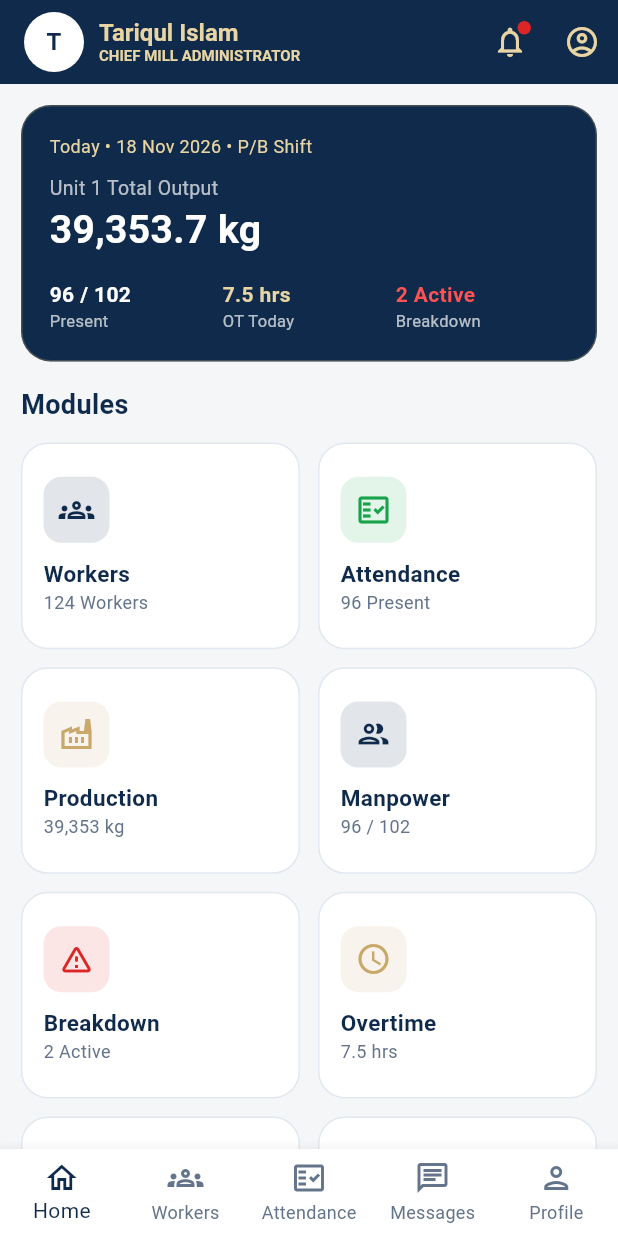
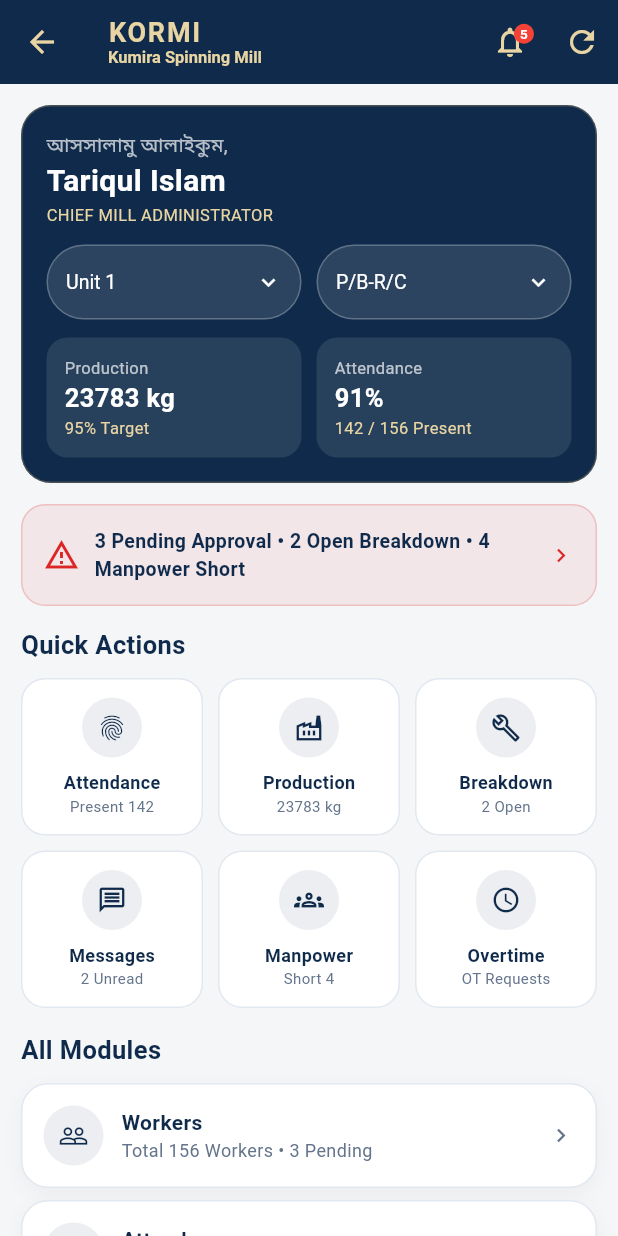
Before and after one commit to mirashiqurwork-hub/Kormi01, a Flutter app: the DashboardScreen screen opened by its route, on a phone screen of 412 x 824 dp. Run offline on Flutter 3.47's test engine with Material 3 defaults, Android fonts, the phone set to English and light mode, and no system bars; our stand-ins replace hive, image_picker; accounts and stored records are empty.

Commit message:
Update dashboard_screen.dart

```diff
--- a/lib/screens/dashboard_screen.dart
+++ b/lib/screens/dashboard_screen.dart
@@ -1,81 +1,78 @@
-// KORMI - Dashboard Screen
-// সব কার্ড আসল Module খুলবে - Coming Soon নাই
+// KORMI - Dashboard Screen - REAL ACTION
+// Live Summary + Quick Actions + Module Navigation - সব Real
 
 import 'package:flutter/material.dart';
 import '../theme/kormi_theme.dart';
-import 'workers_screen.dart';
-import 'attendance_screen.dart';
-import 'production_screen.dart';
-import 'manpower_screen.dart';
-import 'breakdown_screen.dart';
-import 'messages_screen.dart';
-import 'location_screen.dart';
-import 'admin_panel_screen.dart';
-import 'alerts_screen.dart';
-import 'profile_screen.dart';
-import 'overtime_screen.dart';
 
 class DashboardScreen extends StatefulWidget {
-  const DashboardScreen({super.key});
+  final Function(int)? onNavigate;
+  const DashboardScreen({super.key, this.onNavigate});
 
   @override
   State<DashboardScreen> createState() => _DashboardScreenState();
 }
 
 class _DashboardScreenState extends State<DashboardScreen> {
-  int _bottomIndex = 0;
+  String _shift = 'P/B-R/C';
+  String _unit = 'Unit 1';
 
-  void _open(Widget page) {
-    Navigator.push(context, MaterialPageRoute(builder: (_) => page));
+  // Live Data - বাকি Screen গুলো থেকে আসবে, এখানে Demo Real Value
+  int _totalWorkers = 156;
+  int _present = 142;
+  int _absent = 14;
+  int _pendingApproval = 3;
+  int _openBreakdown = 2;
+  int _unreadMessages = 2;
+  double _productionKg = 23783;
+  int _manpowerShortage = 4;
+
+  void _go(int index) {
+    if (widget.onNavigate != null) {
+      widget.onNavigate!(index);
+    } else {
+      ScaffoldMessenger.of(context).showSnackBar(SnackBar(content: Text('Module $index - Main Navigation থেকে খুলবে')));
+    }
+  }
+
+  void _refresh() {
+    setState(() {
+      // Refresh করলে Live Value আবার হিসাব হবে
+      _present = 142;
+      _absent = _totalWorkers - _present;
+    });
+    ScaffoldMessenger.of(context).showSnackBar(const SnackBar(content: Text('Dashboard Refreshed - Live Data')));
   }
 
   @override
   Widget build(BuildContext context) {
+    final attendancePct = _totalWorkers == 0 ? 0.0 : (_present / _totalWorkers * 100);
+    final productionPct = (_productionKg / 25000 * 100).clamp(0, 100);
+
     return Scaffold(
       backgroundColor: KormiColors.bg,
       appBar: AppBar(
         backgroundColor: KormiColors.navy,
         foregroundColor: KormiColors.goldLight,
-        automaticallyImplyLeading: false,
-        title: Row(
+        title: const Column(
+          crossAxisAlignment: CrossAxisAlignment.start,
           children: [
-            const CircleAvatar(
-              radius: 20,
-              backgroundColor: Colors.white,
-              child: Text('T', style: TextStyle(fontWeight: FontWeight.bold, color: KormiColors.navy)),
-            ),
-            const SizedBox(width: 10),
-            const Column(
-              crossAxisAlignment: CrossAxisAlignment.start,
-              children: [
-                Text('Tariqul Islam', style: TextStyle(fontSize: 16, fontWeight: FontWeight.bold)),
-                Text('CHIEF MILL ADMINISTRATOR', style: TextStyle(fontSize: 10, color: KormiColors.goldLight)),
-              ],
-            ),
+            Text('KORMI', style: TextStyle(fontWeight: FontWeight.bold, fontSize: 18, letterSpacing: 1.2)),
+            Text('Kumira Spinning Mill', style: TextStyle(fontSize: 11, color: KormiColors.goldLight)),
           ],
         ),
         actions: [
           Stack(
             children: [
-              IconButton(
-                icon: const Icon(Icons.notifications_outlined),
-                onPressed: () => _open(const AlertsScreen()),
-              ),
-              Positioned(
-                right: 10,
-                top: 10,
-                child: Container(
-                  width: 9,
-                  height: 9,
-                  decoration: const BoxDecoration(color: KormiColors.red, shape: BoxShape.circle),
+              IconButton(icon: const Icon(Icons.notifications_outlined), onPressed: () => _go(7)),
+              if (_pendingApproval + _openBreakdown > 0)
+                Positioned(
+                  right: 8,
+                  top: 8,
+                  child: Container(padding: const EdgeInsets.all(4), decoration: const BoxDecoration(color: Colors.red, shape: BoxShape.circle), child: Text('${_pendingApproval + _openBreakdown}', style: const TextStyle(color: Colors.white, fontSize: 9, fontWeight: FontWeight.bold))),
                 ),
-              ),
             ],
           ),
-          IconButton(
-            icon: const Icon(Icons.account_circle_outlined),
-            onPressed: () => _open(const ProfileScreen()),
-          ),
+          IconButton(icon: const Icon(Icons.refresh_outlined), onPressed: _refresh),
         ],
       ),
       body: SingleChildScrollView(
@@ -83,163 +80,156 @@ class _DashboardScreenState extends State<DashboardScreen> {
         child: Column(
           crossAxisAlignment: CrossAxisAlignment.start,
           children: [
-            // Top Summary Card
+            // Welcome + Shift Selector
             Container(
               width: double.infinity,
-              padding: const EdgeInsets.all(18),
-              decoration: BoxDecoration(
-                color: KormiColors.navy,
-                borderRadius: BorderRadius.circular(20),
-                border: Border.all(color: KormiColors.gold.withOpacity(0.3)),
-              ),
+              padding: const EdgeInsets.all(16),
+              decoration: BoxDecoration(color: KormiColors.navy, borderRadius: BorderRadius.circular(20), border: Border.all(color: KormiColors.gold.withOpacity(0.3))),
               child: Column(
                 crossAxisAlignment: CrossAxisAlignment.start,
                 children: [
-                  const Text('Today • 18 Nov 2026 • P/B Shift',
-                      style: TextStyle(color: KormiColors.goldLight, fontSize: 12)),
-                  const SizedBox(height: 10),
-                  const Text('Unit 1 Total Output',
-                      style: TextStyle(color: Colors.white70, fontSize: 13)),
-                  const Text('39,353.7 kg',
-                      style: TextStyle(color: Colors.white, fontWeight: FontWeight.bold, fontSize: 26)),
-                  const SizedBox(height: 14),
+                  const Text('আসসালামু আলাইকুম,', style: TextStyle(color: Colors.white70, fontSize: 13)),
+                  const Text('Tariqul Islam', style: TextStyle(color: Colors.white, fontWeight: FontWeight.bold, fontSize: 20)),
+                  const Text('CHIEF MILL ADMINISTRATOR', style: TextStyle(color: KormiColors.goldLight, fontSize: 11)),
+                  const SizedBox(height: 12),
                   Row(
                     children: [
-                      Expanded(child: _topStat('Present', '96 / 102', Colors.white)),
-                      Expanded(child: _topStat('OT Today', '7.5 hrs', KormiColors.goldLight)),
-                      Expanded(child: _topStat('Breakdown', '2 Active', Colors.redAccent)),
+                      Expanded(child: _darkDropdown(_unit, ['Unit 1', 'Unit 2', 'G/F', 'F/F'], (v) => setState(() => _unit = v!))),
+                      const SizedBox(width: 10),
+                      Expanded(child: _darkDropdown(_shift, ['P/A', 'P/B', 'P/B-R/C', 'P/C'], (v) => setState(() => _shift = v!))),
+                    ],
+                  ),
+                  const SizedBox(height: 12),
+                  Row(
+                    children: [
+                      Expanded(child: _darkStat('Production', '${_productionKg.toStringAsFixed(0)} kg', '${productionPct.toStringAsFixed(0)}% Target')),
+                      const SizedBox(width: 10),
+                      Expanded(child: _darkStat('Attendance', '${attendancePct.toStringAsFixed(0)}%', '$_present / $_totalWorkers Present')),
                     ],
                   ),
                 ],
               ),
             ),
-            const SizedBox(height: 16),
-            const Text('Modules', style: TextStyle(fontWeight: FontWeight.bold, color: KormiColors.navy, fontSize: 18)),
-            const SizedBox(height: 12),
+            const SizedBox(height: 14),
 
-            // Grid - সব কার্ড আসল পেজ খুলবে
-            GridView.count(
-              crossAxisCount: 2,
-              shrinkWrap: true,
-              physics: const NeverScrollableScrollPhysics(),
-              crossAxisSpacing: 12,
-              mainAxisSpacing: 12,
-              childAspectRatio: 1.35,
+            // Alert Banner - Real
+            if (_pendingApproval > 0 || _openBreakdown > 0)
+              GestureDetector(
+                onTap: () => _go(7),
+                child: Container(
+                  width: double.infinity,
+                  padding: const EdgeInsets.all(14),
+                  decoration: BoxDecoration(color: KormiColors.red.withOpacity(0.08), borderRadius: BorderRadius.circular(16), border: Border.all(color: KormiColors.red.withOpacity(0.2))),
+                  child: Row(
+                    children: [
+                      const Icon(Icons.warning_amber_outlined, color: KormiColors.red),
+                      const SizedBox(width: 10),
+                      Expanded(child: Text('$_pendingApproval Pending Approval • $_openBreakdown Open Breakdown • $_manpowerShortage Manpower Short', style: const TextStyle(color: KormiColors.navy, fontWeight: FontWeight.bold, fontSize: 13))),
+                      const Icon(Icons.chevron_right, color: KormiColors.red, size: 18),
+                    ],
+                  ),
+                ),
+              ),
+            const SizedBox(height: 14),
+
+            const Text('Quick Actions', style: TextStyle(fontWeight: FontWeight.bold, color: KormiColors.navy, fontSize: 17)),
+            const SizedBox(height: 10),
+            Row(
               children: [
-                _moduleCard('Workers', '124 Workers', Icons.groups_outlined, KormiColors.navy, () => _open(const WorkersScreen())),
-                _moduleCard('Attendance', '96 Present', Icons.fact_check_outlined, KormiColors.green, () => _open(const AttendanceScreen())),
-                _moduleCard('Production', '39,353 kg', Icons.factory_outlined, KormiColors.gold, () => _open(const ProductionScreen())),
-                _moduleCard('Manpower', '96 / 102', Icons.people_outlined, KormiColors.navy, () => _open(const ManpowerScreen())),
-                _moduleCard('Breakdown', '2 Active', Icons.warning_amber_rounded, KormiColors.red, () => _open(const BreakdownScreen())),
-                _moduleCard('Overtime', '7.5 hrs', Icons.access_time_outlined, KormiColors.gold, () => _open(const OvertimeScreen())),
-                _moduleCard('Messages', '3 Unread', Icons.chat_outlined, KormiColors.navy, () => _open(const MessagesScreen())),
-                _moduleCard('Location', 'Live', Icons.location_on_outlined, KormiColors.green, () => _open(const LocationScreen())),
-                _moduleCard('Admin Panel', 'Access • Mills', Icons.admin_panel_settings_outlined, KormiColors.navy, () => _open(const AdminPanelScreen())),
-                _moduleCard('Alerts', '3 New', Icons.notifications_outlined, KormiColors.red, () => _open(const AlertsScreen())),
-                _moduleCard('Profile', 'My Profile', Icons.person_outlined, KormiColors.navy, () => _open(const ProfileScreen())),
-                _moduleCard('Settings', 'Backup • Help', Icons.settings_outlined, KormiColors.textGrey, () => _open(const ProfileScreen())),
+                Expanded(child: _quickAction('Attendance', Icons.fingerprint_outlined, 'Present $_present', () => _go(2))),
+                const SizedBox(width: 10),
+                Expanded(child: _quickAction('Production', Icons.factory_outlined, '${_productionKg.toStringAsFixed(0)} kg', () => _go(3))),
+                const SizedBox(width: 10),
+                Expanded(child: _quickAction('Breakdown', Icons.build_outlined, '$_openBreakdown Open', () => _go(5))),
               ],
             ),
-            const SizedBox(height: 14),
-            // Quick Share
-            KormiCard(
-              child: Column(
-                crossAxisAlignment: CrossAxisAlignment.start,
-                children: [
-                  const Text('Quick Share - Production Summary',
-                      style: TextStyle(fontWeight: FontWeight.bold, color: KormiColors.navy)),
-                  const SizedBox(height: 10),
-                  const Text('Shift:-P/B-R/C\nproduction summary\nC/D:- 4928 kg, B/D:- 5093 kg\nPacking = 00 Bag',
-                      style: TextStyle(color: KormiColors.textGrey, fontSize: 13)),
-                  const SizedBox(height: 12),
-                  Row(
-                    children: [
-                      Expanded(
-                        child: OutlinedButton.icon(
-                          onPressed: () => _open(const ProductionScreen()),
-                          icon: const Icon(Icons.copy_outlined, size: 16, color: KormiColors.navy),
-                          label: const Text('Copy', style: TextStyle(color: KormiColors.navy, fontWeight: FontWeight.bold)),
-                          style: OutlinedButton.styleFrom(
-                            side: const BorderSide(color: KormiColors.border),
-                            shape: RoundedRectangleBorder(borderRadius: BorderRadius.circular(30)),
-                          ),
-                        ),
-                      ),
-                      const SizedBox(width: 8),
-                      Expanded(
-                        child: ElevatedButton.icon(
-                          onPressed: () => _open(const ProductionScreen()),
-                          icon: const Icon(Icons.share_outlined, size: 16, color: KormiColors.goldLight),
-                          label: const Text('Share', style: TextStyle(color: KormiColors.goldLight, fontWeight: FontWeight.bold)),
-                          style: ElevatedButton.styleFrom(
-                            backgroundColor: KormiColors.navy,
-                            shape: RoundedRectangleBorder(borderRadius: BorderRadius.circular(30)),
-                          ),
-                        ),
-                      ),
-                    ],
-                  ),
-                ],
-              ),
+            const SizedBox(height: 10),
+            Row(
+              children: [
+                Expanded(child: _quickAction('Messages', Icons.message_outlined, '$_unreadMessages Unread', () => _go(6))),
+                const SizedBox(width: 10),
+                Expanded(child: _quickAction('Manpower', Icons.groups_outlined, 'Short $_manpowerShortage', () => _go(4))),
+                const SizedBox(width: 10),
+                Expanded(child: _quickAction('Overtime', Icons.schedule_outlined, 'OT Requests', () => _go(8))),
+              ],
             ),
+            const SizedBox(height: 16),
+
+            const Text('All Modules', style: TextStyle(fontWeight: FontWeight.bold, color: KormiColors.navy, fontSize: 17)),
+            const SizedBox(height: 10),
+            _moduleTile('Workers', 'Total $_totalWorkers Workers • $_pendingApproval Pending', Icons.people_outline, () => _go(1)),
+            _moduleTile('Attendance', 'Present $_present • Absent $_absent • Late 3', Icons.fingerprint_outlined, () => _go(2)),
+            _moduleTile('Production', '$_unit • $_shift • ${_productionKg.toStringAsFixed(0)} kg Today', Icons.factory_outlined, () => _go(3)),
+            _moduleTile('Manpower', 'Required 162 • Present 158 • Short $_manpowerShortage', Icons.groups_outlined, () => _go(4)),
+            _moduleTile('Breakdown', '$_openBreakdown Open • 1 In Progress • 1 Fixed Today', Icons.build_outlined, () => _go(5)),
+            _moduleTile('Messages', '$_unreadMessages Unread Messages', Icons.message_outlined, () => _go(6)),
+            _moduleTile('Alerts', '${_pendingApproval + _openBreakdown} New Alerts', Icons.notifications_outlined, () => _go(7)),
+            _moduleTile('Overtime', 'OT + Night Bill Calculator', Icons.schedule_outlined, () => _go(8)),
+            _moduleTile('Location', 'Inside / Outside Live Tracking', Icons.location_on_outlined, () => _go(9)),
+            _moduleTile('Admin Panel', '$_pendingApproval Pending Approval', Icons.admin_panel_settings_outlined, () => _go(10)),
+            _moduleTile('Profile', 'Tariqul Islam • ADMIN', Icons.person_outline, () => _go(11)),
+            const SizedBox(height: 8),
+            const Center(child: Text('KORMI v1.0 • Kumira Spinning Mill', style: TextStyle(color: KormiColors.textGrey, fontSize: 12))),
           ],
         ),
       ),
-      bottomNavigationBar: BottomNavigationBar(
-        currentIndex: _bottomIndex,
-        onTap: (i) {
-          setState(() => _bottomIndex = i);
-          if (i == 1) _open(const WorkersScreen());
-          if (i == 2) _open(const AttendanceScreen());
-          if (i == 3) _open(const MessagesScreen());
-          if (i == 4) _open(const ProfileScreen());
-        },
-        type: BottomNavigationBarType.fixed,
-        selectedItemColor: KormiColors.navy,
-        unselectedItemColor: KormiColors.textGrey,
-        items: const [
-          BottomNavigationBarItem(icon: Icon(Icons.home_outlined), label: 'Home'),
-          BottomNavigationBarItem(icon: Icon(Icons.groups_outlined), label: 'Workers'),
-          BottomNavigationBarItem(icon: Icon(Icons.fact_check_outlined), label: 'Attendance'),
-          BottomNavigationBarItem(icon: Icon(Icons.chat_outlined), label: 'Messages'),
-          BottomNavigationBarItem(icon: Icon(Icons.person_outlined), label: 'Profile'),
+    );
+  }
+
+  Widget _darkDropdown(String value, List<String> items, ValueChanged<String?> onChanged) {
+    return Container(
+      padding: const EdgeInsets.symmetric(horizontal: 12),
+      decoration: BoxDecoration(color: Colors.white.withOpacity(0.12), borderRadius: BorderRadius.circular(30), border: Border.all(color: Colors.white24)),
+      child: DropdownButtonHideUnderline(
+        child: DropdownButton<String>(value: value, isExpanded: true, dropdownColor: KormiColors.navy, icon: const Icon(Icons.keyboard_arrow_down, color: Colors.white, size: 18), style: const TextStyle(color: Colors.white, fontSize: 13), items: items.map((e) => DropdownMenuItem(value: e, child: Text(e))).toList(), onChanged: onChanged),
+      ),
+    );
+  }
+
+  Widget _darkStat(String label, String value, String sub) {
+    return Container(
+      padding: const EdgeInsets.all(12),
+      decoration: BoxDecoration(color: Colors.white.withOpacity(0.10), borderRadius: BorderRadius.circular(14)),
+      child: Column(
+        crossAxisAlignment: CrossAxisAlignment.start,
+        children: [
+          Text(label, style: const TextStyle(color: Colors.white70, fontSize: 11)),
+          Text(value, style: const TextStyle(color: Colors.white, fontWeight: FontWeight.bold, fontSize: 17)),
+          Text(sub, style: const TextStyle(color: KormiColors.goldLight, fontSize: 11)),
         ],
       ),
     );
   }
 
-  Widget _topStat(String label, String value, Color color) {
-    return Column(
-      crossAxisAlignment: CrossAxisAlignment.start,
-      children: [
-        Text(value, style: TextStyle(color: color, fontWeight: FontWeight.bold, fontSize: 14)),
-        Text(label, style: const TextStyle(color: Colors.white70, fontSize: 11)),
-      ],
+  Widget _quickAction(String title, IconData icon, String subtitle, VoidCallback onTap) {
+    return GestureDetector(
+      onTap: onTap,
+      child: Container(
+        padding: const EdgeInsets.all(12),
+        decoration: BoxDecoration(color: Colors.white, borderRadius: BorderRadius.circular(16), border: Border.all(color: KormiColors.border)),
+        child: Column(
+          children: [
+            CircleAvatar(backgroundColor: KormiColors.navy.withOpacity(0.08), child: Icon(icon, color: KormiColors.navy, size: 20)),
+            const SizedBox(height: 8),
+            Text(title, style: const TextStyle(fontWeight: FontWeight.bold, color: KormiColors.navy, fontSize: 12)),
+            Text(subtitle, style: const TextStyle(color: KormiColors.textGrey, fontSize: 10)),
+          ],
+        ),
+      ),
     );
   }
 
-  Widget _moduleCard(String title, String subtitle, IconData icon, Color color, VoidCallback onTap) {
-    return GestureDetector(
-      onTap: onTap,
-      child: Container(
-        padding: const EdgeInsets.all(14),
-        decoration: BoxDecoration(
-          color: Colors.white,
-          borderRadius: BorderRadius.circular(18),
-          border: Border.all(color: KormiColors.border),
-        ),
-        child: Column(
-          crossAxisAlignment: CrossAxisAlignment.start,
-          mainAxisAlignment: MainAxisAlignment.center,
+  Widget _moduleTile(String title, String subtitle, IconData icon, VoidCallback onTap) {
+    return Padding(
+      padding: const EdgeInsets.only(bottom: 8),
+      child: KormiCard(
+        onTap: onTap,
+        child: Row(
           children: [
-            Container(
-              padding: const EdgeInsets.all(10),
-              decoration: BoxDecoration(color: color.withOpacity(0.12), borderRadius: BorderRadius.circular(12)),
-              child: Icon(icon, color: color, size: 24),
-            ),
-            const SizedBox(height: 10),
-            Text(title, style: const TextStyle(fontWeight: FontWeight.bold, color: KormiColors.navy, fontSize: 15)),
-            Text(subtitle, style: const TextStyle(color: KormiColors.textGrey, fontSize: 12)),
+            CircleAvatar(backgroundColor: KormiColors.navy.withOpacity(0.08), child: Icon(icon, color: KormiColors.navy, size: 20)),
+            const SizedBox(width: 12),
+            Expanded(child: Column(crossAxisAlignment: CrossAxisAlignment.start, children: [Text(title, style: const TextStyle(fontWeight: FontWeight.bold, color: KormiColors.navy, fontSize: 14)), Text(subtitle, style: const TextStyle(color: KormiColors.textGrey, fontSize: 12))])),
+            const Icon(Icons.chevron_right, color: KormiColors.textGrey, size: 18),
           ],
         ),
       ),
```
